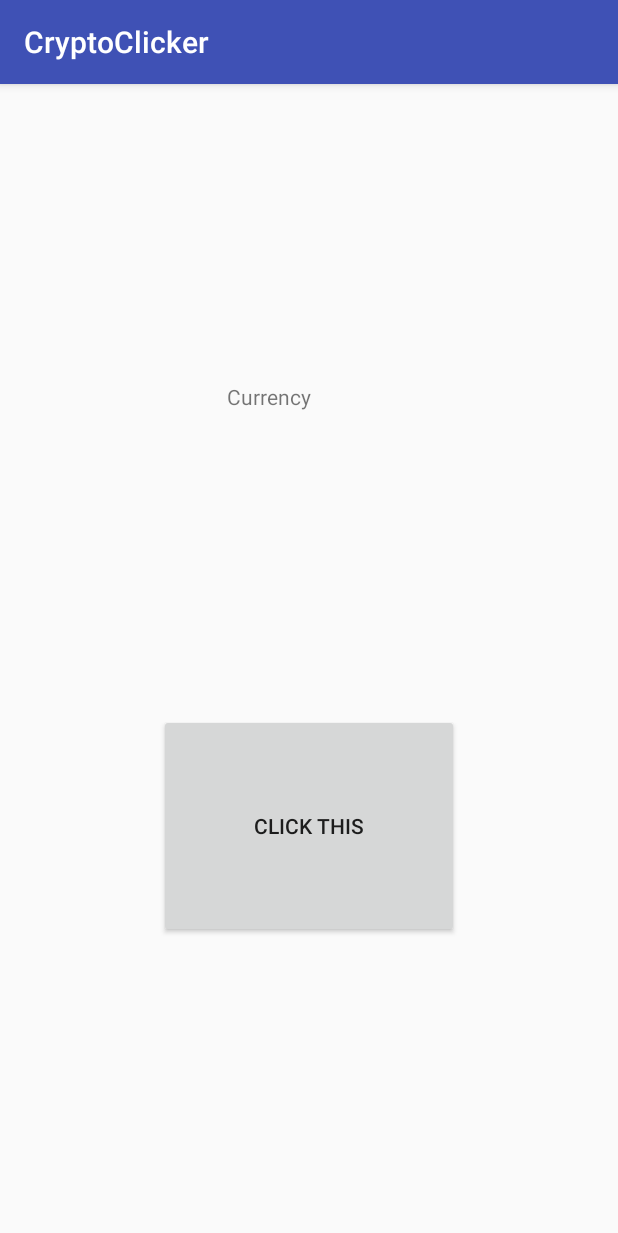
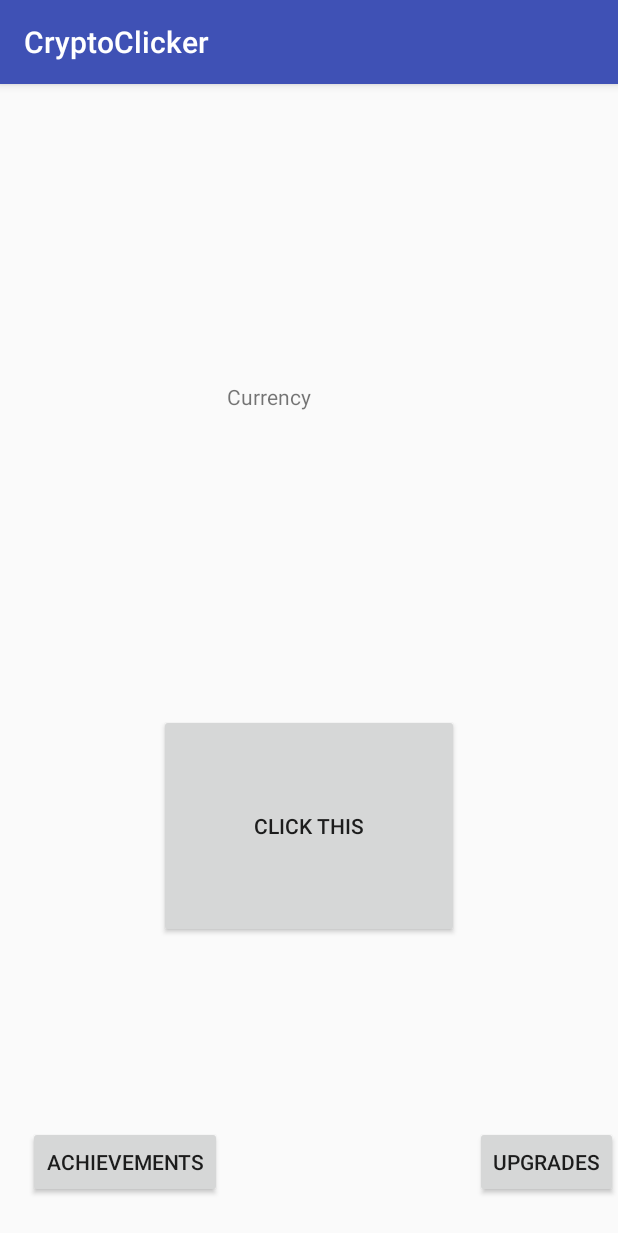
Before and after one commit to ImGonnaPuke/CyrptoClicker, an Android app: the screen it shows after launch (MainActivity), on a phone screen of 412 x 824 dp. Shown: the top 1233 px of the screen. Run offline under Robolectric (Android 15) with nearby library versions, the phone set to English and light mode, and no system bars.

Commit message:
Added achievements and upgrades page

```diff
--- a/app/src/main/AndroidManifest.xml
+++ b/app/src/main/AndroidManifest.xml
@@ -16,6 +16,8 @@
                 <category android:name="android.intent.category.LAUNCHER" />
             </intent-filter>
         </activity>
+        <activity android:name=".Upgrades" />
+        <activity android:name=".Achievements"></activity>
     </application>
 
 </manifest>
--- a/app/src/main/java/com/cryptoclicker/classified/cryptoclicker/MainActivity.java
+++ b/app/src/main/java/com/cryptoclicker/classified/cryptoclicker/MainActivity.java
@@ -1,5 +1,6 @@
 package com.cryptoclicker.classified.cryptoclicker;
 
+import android.content.Intent;
 import android.support.v7.app.AppCompatActivity;
 import android.os.Bundle;
 import android.util.Log;
@@ -13,10 +14,40 @@ public class MainActivity extends AppCompatActivity {
     TextView showValue;
     int counter = 0;
 
+    public Button Up;
+
+    public void uGrades(){
+        Up =  findViewById(R.id.upgrades);
+        Up.setOnClickListener(new View.OnClickListener() {
+            @Override
+            public void onClick(View view) {
+                Intent why = new Intent(MainActivity.this, Upgrades.class);
+                startActivity(why);
+            }
+        });
+    }
+
+    public Button Ach;
+
+    public void Achievements(){
+        Ach =  findViewById(R.id.achi);
+        Ach.setOnClickListener(new View.OnClickListener() {
+            @Override
+            public void onClick(View view) {
+                Intent why1 = new Intent(MainActivity.this, Achievements.class);
+                startActivity(why1);
+            }
+        });
+    }
+
+
     @Override
     protected void onCreate(Bundle savedInstanceState) {
         super.onCreate(savedInstanceState);
         setContentView(R.layout.activity_main);
+
+        uGrades();
+        Achievements();
 
         showValue = (TextView) findViewById(R.id.Counter);
     }
@@ -31,12 +62,7 @@ public class MainActivity extends AppCompatActivity {
                 Toast.makeText(getApplicationContext(),"its magic", Toast.LENGTH_SHORT).show();
                 int clicks =0;
                 clicks = clicks+1;
-
             }
-
-
-
-
         });
         */
 
--- a/app/src/main/res/layout/activity_main.xml
+++ b/app/src/main/res/layout/activity_main.xml
@@ -14,7 +14,6 @@
         android:text="Click this"
         app:layout_constraintBottom_toBottomOf="parent"
         app:layout_constraintEnd_toEndOf="parent"
-        app:layout_constraintHorizontal_bias="0.5"
         app:layout_constraintStart_toStartOf="parent"
         app:layout_constraintTop_toBottomOf="@+id/Counter" />
 
@@ -30,4 +29,29 @@
         app:layout_constraintTop_toTopOf="parent"
         app:layout_constraintVertical_bias="0.784" />
 
+    <Button
+        android:id="@+id/upgrades"
+        android:layout_width="wrap_content"
+        android:layout_height="wrap_content"
+        android:text="Upgrades"
+        app:layout_constraintBottom_toBottomOf="parent"
+        app:layout_constraintEnd_toEndOf="parent"
+        app:layout_constraintHorizontal_bias="1.0"
+        app:layout_constraintStart_toEndOf="@+id/achi"
+        app:layout_constraintStart_toStartOf="parent"
+        app:layout_constraintTop_toTopOf="parent"
+        app:layout_constraintVertical_bias="0.965" />
+
+    <Button
+        android:id="@+id/achi"
+        android:layout_width="wrap_content"
+        android:layout_height="wrap_content"
+        android:text="Achievements"
+        app:layout_constraintBottom_toBottomOf="parent"
+        app:layout_constraintEnd_toStartOf="@+id/upgrades"
+        app:layout_constraintHorizontal_bias="0.1"
+        app:layout_constraintStart_toStartOf="parent"
+        app:layout_constraintTop_toTopOf="parent"
+        app:layout_constraintVertical_bias="0.965" />
+
 </android.support.constraint.ConstraintLayout>
```
Also changed, not shown: app/src/main/java/com/cryptoclicker/classified/cryptoclicker/Achievements.java (added, +13 -0 lines), app/src/main/java/com/cryptoclicker/classified/cryptoclicker/Upgrades.java (added, +13 -0 lines), app/src/main/res/layout/activity_achievements.xml (added, +19 -0 lines), app/src/main/res/layout/activity_upgrades.xml (added, +19 -0 lines).
